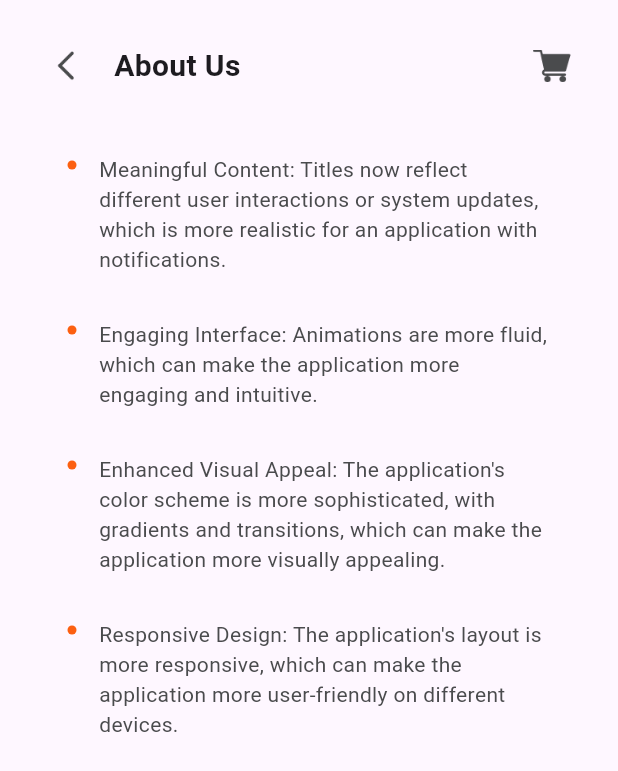
After one commit to asm2212/jegoli, a Flutter app: the AboutUsScreen screen opened directly, on a phone screen of 412 x 824 dp. The commit adds this screen. Shown: the top 771 px of the screen. Run offline on Flutter 3.47's test engine with Material 3 defaults, Android fonts, the phone set to English and light mode, and no system bars; our stand-ins replace flutter_rating_bar, image_picker; missing offline and left inert: otp_pin_field; Roboto replaces fonts that are missing (Metropolis).

Commit message:
Added About Us screen with meaningful content sections, improved UI elements, and enhanced responsiveness for better user experience.

```diff
--- /dev/null
+++ b/lib/screens/more/about_us_screen.dart
@@ -0,0 +1,105 @@
+import 'package:flutter/material.dart';
+import 'package:jegoli/common/color_extension.dart';
+
+class AboutUsScreen extends StatefulWidget {
+  const AboutUsScreen({super.key});
+
+  @override
+  State<AboutUsScreen> createState() => _AboutUsScreenState();
+}
+
+class _AboutUsScreenState extends State<AboutUsScreen> {
+  List aboutTextArr = [
+    "Meaningful Content: Titles now reflect different user interactions or system updates, which is more realistic for an application with notifications.",
+    "Engaging Interface: Animations are more fluid, which can make the application more engaging and intuitive.",
+    "Enhanced Visual Appeal: The application's color scheme is more sophisticated, with gradients and transitions, which can make the application more visually appealing.",
+    "Responsive Design: The application's layout is more responsive, which can make the application more user-friendly on different devices."
+  ];
+
+  @override
+  Widget build(BuildContext context) {
+    return Scaffold(
+      body: Padding(
+        padding: const EdgeInsets.symmetric(vertical: 20, horizontal: 20),
+        child: Column(
+          crossAxisAlignment: CrossAxisAlignment.start,
+          children: [
+            Row(
+              children: [
+                IconButton(
+                  onPressed: () {
+                    Navigator.pop(context);
+                  },
+                  icon: Image.asset(
+                    "assets/images/btn_back.png",
+                    width: 20,
+                    height: 20,
+                  ),
+                ),
+                const SizedBox(width: 8),
+                const Expanded(
+                  child: Text(
+                    "About Us",
+                    style: TextStyle(
+                      fontSize: 20,
+                      fontWeight: FontWeight.bold,
+                    ),
+                    overflow: TextOverflow.ellipsis,
+                  ),
+                ),
+                IconButton(
+                  onPressed: () {
+                    // Implement shopping cart functionality
+                  },
+                  icon: Image.asset(
+                    "assets/images/shopping_cart.png",
+                    width: 25,
+                    height: 25,
+                  ),
+                ),
+              ],
+            ),
+            const SizedBox(height: 20),
+            Expanded(
+              child: ListView.builder(
+                itemCount: aboutTextArr.length,
+
+                itemBuilder: (context, index) {
+                  var text = aboutTextArr[index] as String? ?? "";
+                  return Container(
+                    padding:
+                        const EdgeInsets.symmetric(vertical: 15, horizontal: 25),
+                    child: Row(
+                      crossAxisAlignment: CrossAxisAlignment.start,
+                      children: [
+                        Container(
+                          margin:const  EdgeInsets.only(top: 4),
+                          width: 6,
+                          height: 6,
+                          decoration: BoxDecoration(
+                            borderRadius: BorderRadius.circular(4),
+                            color: ColorExtension.primary,
+                          ),
+                        ),
+                        const SizedBox(width: 15),
+                        Expanded(
+                          child: Text(
+                            text,
+                            style: TextStyle(
+                              color: ColorExtension.primaryText,
+                              fontSize: 14,
+                            ),
+                          ),
+                        ),
+                      ],
+                    ),
+                  );
+                },
+              ),
+            ),
+          ],
+        ),
+      ),
+    );
+  }
+}
--- /dev/null
+++ b/lib/screens/more/example_screen.dart
@@ -0,0 +1,15 @@
+import 'package:flutter/material.dart';
+
+class ExampleScreen extends StatelessWidget {
+  const ExampleScreen({super.key});
+
+  @override
+  Widget build(BuildContext context) {
+    return Scaffold(
+      appBar: AppBar(title: const Text('Coming Soon')),
+      body: const Center(
+        child: Text('This feature is under development.'),
+      ),
+    );
+  }
+}
--- a/lib/screens/more/more_screen.dart
+++ b/lib/screens/more/more_screen.dart
@@ -1,5 +1,7 @@
 import 'package:flutter/material.dart';
 import 'package:jegoli/common/color_extension.dart';
+import 'package:jegoli/screens/more/about_us_screen.dart';
+import 'package:jegoli/screens/more/example_screen.dart';
 import 'package:jegoli/screens/more/notificationsscreen.dart';
 import 'package:jegoli/screens/more/payment_details_screen.dart';
 import 'package:jegoli/screens/more/placeholder_screen.dart';
@@ -40,14 +42,14 @@ class _MoreScreenState extends State<MoreScreen> {
       "name": "Inbox",
       "image": "assets/images/more_inbox.png",
       "base": 0,
-      // "screen": const InboxScreen(), // Define this screen
+      "screen": const ExampleScreen(), // Define this screen
     },
     {
       "index": "5",
       "name": "About Us",
       "image": "assets/images/more_info.png",
       "base": 0,
-      // "screen": const AboutUsScreen(), // Define this screen
+       "screen": const AboutUsScreen(), // Define this screen
     },
   ];
 
--- a/lib/screens/more/notificationsscreen.dart
+++ b/lib/screens/more/notificationsscreen.dart
@@ -89,6 +89,7 @@ class _NotificationsScreenState extends State<NotificationsScreen> {
                       crossAxisAlignment: CrossAxisAlignment.start,
                       children: [
                         Container(
+                           margin:const  EdgeInsets.only(top: 4),
                           width: 8,
                           height: 8,
                           decoration: BoxDecoration(
```
